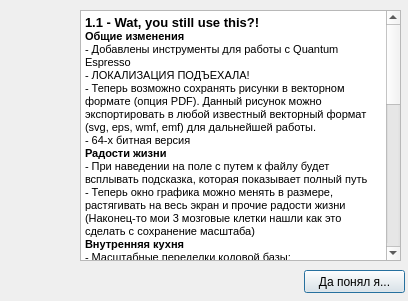
Above: ui/changelog.ui from small23/QGraphViewer before the change. Below: the same form after it.
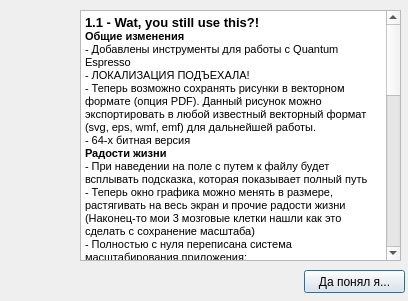
That is the form after the change.

```diff
--- a/ui/changelog.ui
+++ b/ui/changelog.ui
@@ -66,6 +66,11 @@
 &lt;p style=&quot; margin-top:0px; margin-bottom:0px; margin-left:0px; margin-right:0px; -qt-block-indent:0; text-indent:0px;&quot;&gt;&lt;span style=&quot; font-weight:600;&quot;&gt;Радости жизни&lt;/span&gt;&lt;/p&gt;
 &lt;p style=&quot; margin-top:0px; margin-bottom:0px; margin-left:0px; margin-right:0px; -qt-block-indent:0; text-indent:0px;&quot;&gt;- При наведении на поле с путем к файлу будет всплывать подсказка, которая показывает полный путь&lt;/p&gt;
 &lt;p style=&quot; margin-top:0px; margin-bottom:0px; margin-left:0px; margin-right:0px; -qt-block-indent:0; text-indent:0px;&quot;&gt;- Теперь окно графика можно менять в размере, растягивать на весь экран и прочие радости жизни (Наконец-то мои 3 мозговые клетки нашли как это сделать с сохранение масштаба)&lt;/p&gt;
+&lt;p style=&quot; margin-top:0px; margin-bottom:0px; margin-left:0px; margin-right:0px; -qt-block-indent:0; text-indent:0px;&quot;&gt;- Полностью с нуля переписана система масштабирования приложения:&lt;/p&gt;
+&lt;p style=&quot; margin-top:0px; margin-bottom:0px; margin-left:0px; margin-right:0px; -qt-block-indent:0; text-indent:0px;&quot;&gt;-- Изображения теперь корректно отображаются на дисплеях с масштабом больше 100%&lt;/p&gt;
+&lt;p style=&quot; margin-top:0px; margin-bottom:0px; margin-left:0px; margin-right:0px; -qt-block-indent:0; text-indent:0px;&quot;&gt;-- Элементы интерфейса отображаются без мерцания и дребезка на массштабах больше 100%&lt;/p&gt;
+&lt;p style=&quot; margin-top:0px; margin-bottom:0px; margin-left:0px; margin-right:0px; -qt-block-indent:0; text-indent:0px;&quot;&gt;-- Приложение корректно работает с несколькими мониторами с разным масштабом&lt;/p&gt;
+&lt;p style=&quot; margin-top:0px; margin-bottom:0px; margin-left:0px; margin-right:0px; -qt-block-indent:0; text-indent:0px;&quot;&gt;- Улучшения работы таблиц&lt;/p&gt;
 &lt;p style=&quot; margin-top:0px; margin-bottom:0px; margin-left:0px; margin-right:0px; -qt-block-indent:0; text-indent:0px;&quot;&gt;&lt;span style=&quot; font-weight:600;&quot;&gt;Внутренняя кухня&lt;/span&gt;&lt;/p&gt;
 &lt;p style=&quot; margin-top:0px; margin-bottom:0px; margin-left:0px; margin-right:0px; -qt-block-indent:0; text-indent:0px;&quot;&gt;- Масштабные переделки кодовой базы:&lt;/p&gt;
 &lt;p style=&quot; margin-top:0px; margin-bottom:0px; margin-left:0px; margin-right:0px; -qt-block-indent:0; text-indent:0px;&quot;&gt;-- Реорганизовано хранение исходных файлов&lt;/p&gt;
@@ -79,7 +84,6 @@
 &lt;p style=&quot; margin-top:0px; margin-bottom:0px; margin-left:0px; margin-right:0px; -qt-block-indent:0; text-indent:0px;&quot;&gt;- Обновление библиотеки Eigen до версии 4.3.0&lt;/p&gt;
 &lt;p style=&quot; margin-top:0px; margin-bottom:0px; margin-left:0px; margin-right:0px; -qt-block-indent:0; text-indent:0px;&quot;&gt;&lt;span style=&quot; font-weight:600;&quot;&gt;Исправления ошибок&lt;/span&gt;&lt;/p&gt;
 &lt;p style=&quot; margin-top:0px; margin-bottom:0px; margin-left:0px; margin-right:0px; -qt-block-indent:0; text-indent:0px;&quot;&gt;- Исправлена ошибка с некорректной инициализацией поля &amp;quot;Размер кегеля&amp;quot; на первой вкладке&lt;/p&gt;
-&lt;p style=&quot; margin-top:0px; margin-bottom:0px; margin-left:0px; margin-right:0px; -qt-block-indent:0; text-indent:0px;&quot;&gt;- Изображения теперь корректно отображаются на дисплеях с масштабом больше 100%&lt;/p&gt;
 &lt;p style=&quot;-qt-paragraph-type:empty; margin-top:0px; margin-bottom:0px; margin-left:0px; margin-right:0px; -qt-block-indent:0; text-indent:0px;&quot;&gt;&lt;br /&gt;&lt;/p&gt;
 &lt;p style=&quot; margin-top:0px; margin-bottom:0px; margin-left:0px; margin-right:0px; -qt-block-indent:0; text-indent:0px;&quot;&gt;&lt;span style=&quot; font-size:9pt; font-weight:600;&quot;&gt;1.0.2 - La Grande Finale!&lt;/span&gt;&lt;/p&gt;
 &lt;p style=&quot; margin-top:0px; margin-bottom:0px; margin-left:0px; margin-right:0px; -qt-block-indent:0; text-indent:0px;&quot;&gt;- Багфиксы&lt;/p&gt;
```
